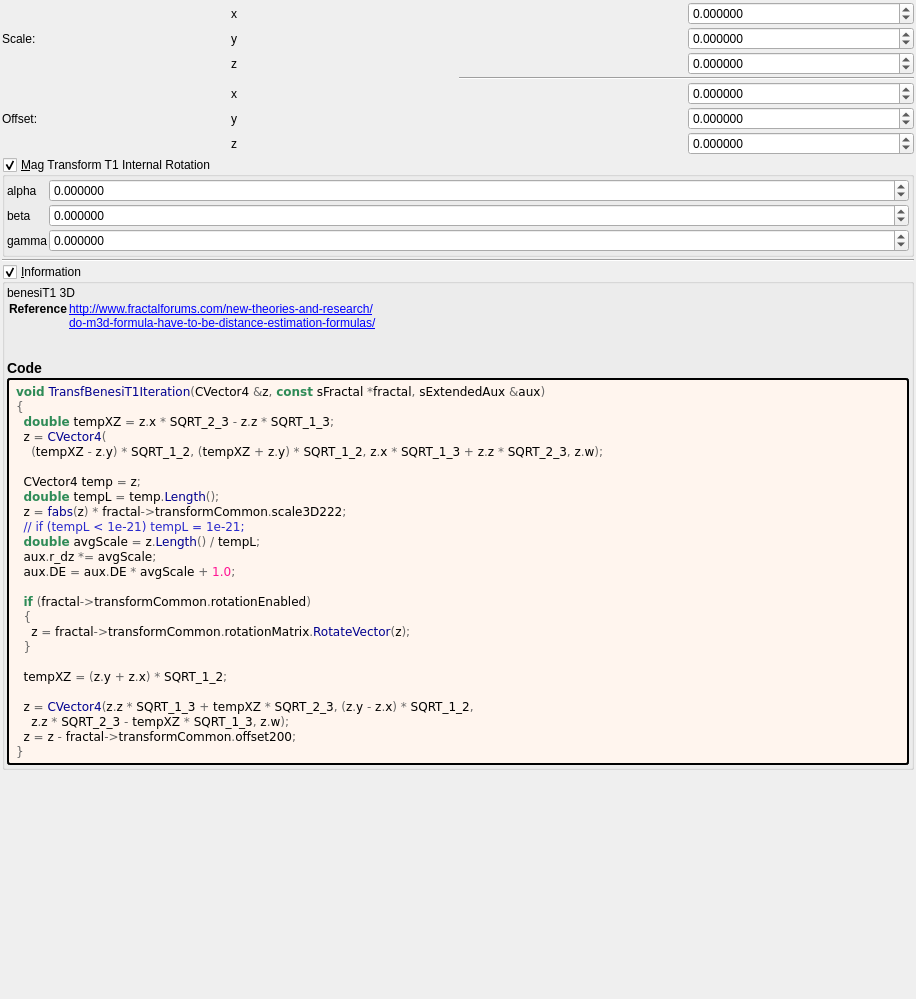
Before: the Qt Designer form mandelbulber2/formula/ui/fractal_transf_benesi_t1.ui in buddhi1980/mandelbulber2, drawn with Qt 5.
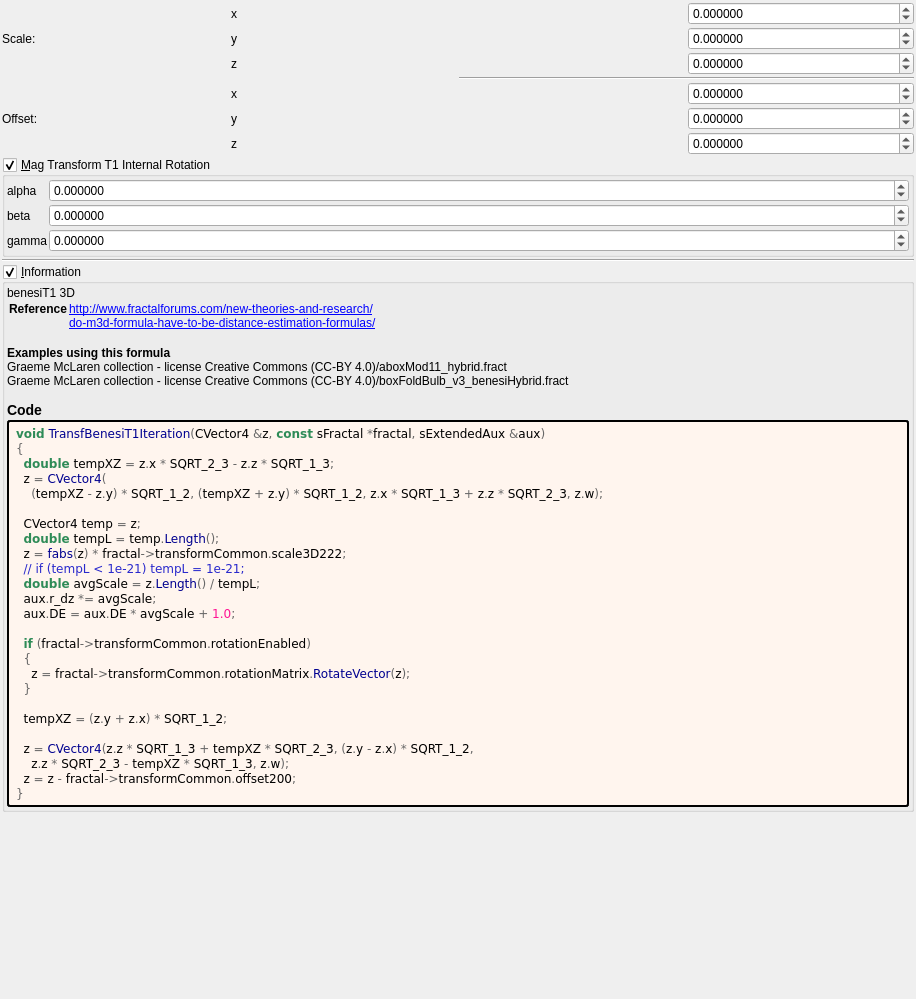
After: the same form once the commit is applied. Custom widgets are drawn as their Qt base class.

```diff
--- a/mandelbulber2/formula/ui/fractal_transf_benesi_t1.ui
+++ b/mandelbulber2/formula/ui/fractal_transf_benesi_t1.ui
@@ -448,7 +448,7 @@
 &lt;a href=&quot;do-m3d-formula-have-to-be-distance-estimation-formulas/&quot;&gt;do-m3d-formula-have-to-be-distance-estimation-formulas/&lt;br&gt;
 &lt;/td&gt;&lt;/tr&gt;
 &lt;/table&gt;
-&lt;h3&gt;Code&lt;/h3&gt;</string>
+&lt;br&gt;&lt;b&gt;Examples using this formula&lt;/b&gt;&lt;br&gt;Graeme McLaren  collection - license Creative Commons  (CC-BY 4.0)/aboxMod11_hybrid.fract&lt;br&gt;Graeme McLaren  collection - license Creative Commons  (CC-BY 4.0)/boxFoldBulb_v3_benesiHybrid.fract&lt;h3&gt;Code&lt;/h3&gt;</string>
         </property>
         <property name="wordWrap">
          <bool>true</bool>
```
